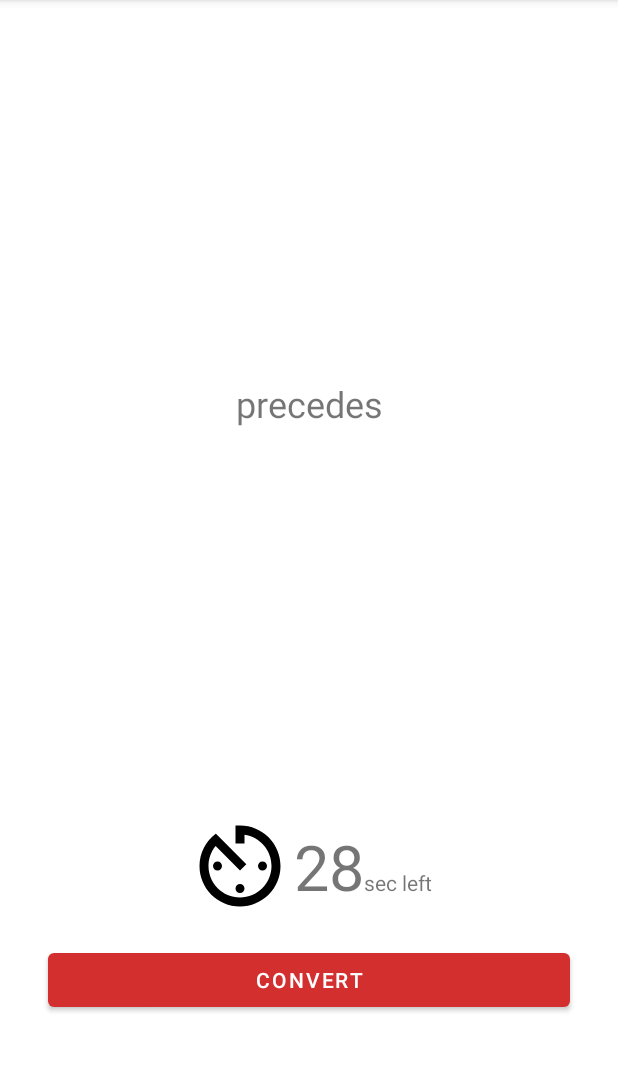
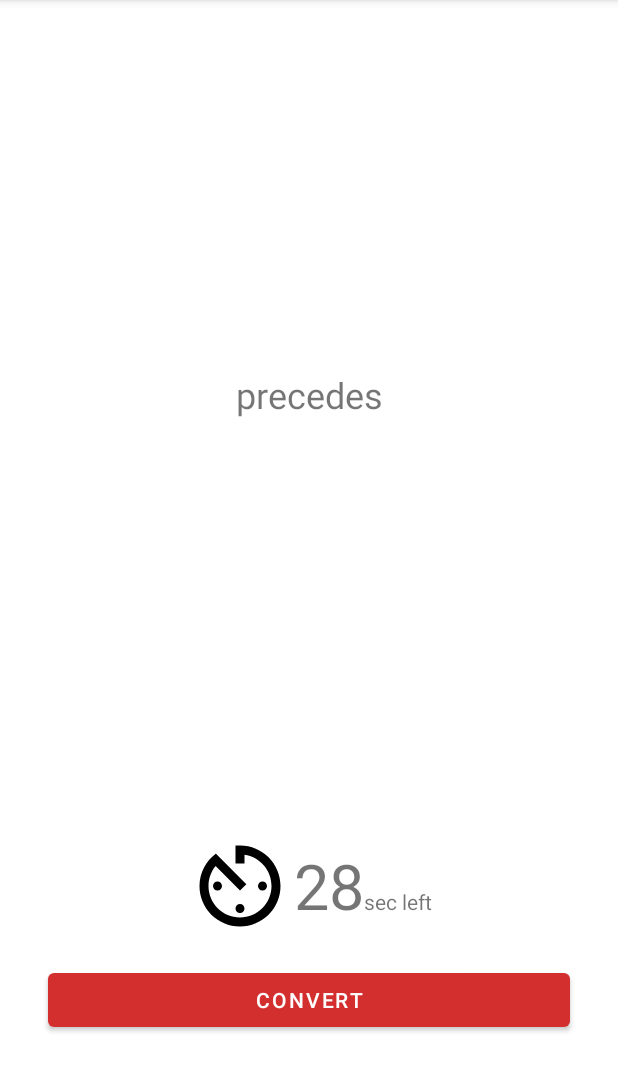
Before and after one commit to malikshairali/currency-converter, an Android app: the fragment ConvertFragment placed in its activity, on a phone screen of 412 x 824 dp, the part 84-1176 px from its top. Run offline under Robolectric (Android 15) with nearby library versions, the phone set to English and light mode, and no system bars; 3 statements that could not run were skipped.

Commit message:
Added some missing use-cases (enhancements).

```diff
--- a/app/src/main/java/com/example/currencyconverter/ui/dialog/ApprovalDialog.kt
+++ b/app/src/main/java/com/example/currencyconverter/ui/dialog/ApprovalDialog.kt
@@ -37,6 +37,11 @@ class ApprovalDialog : DialogFragment() {
             findNavController().navigate(action)
         }
 
+        val btnCancel = view.findViewById<Button>(R.id.btn_cancel)
+        btnCancel.setOnClickListener {
+            dismiss()
+        }
+
         val tvApprovalMessage = view.findViewById<TextView>(R.id.tv_approval_message)
         tvApprovalMessage.text =
             getString(R.string.approval_message, args.targetValue, args.currentValue)
--- a/app/src/main/java/com/example/currencyconverter/ui/dialog/CurrencyPickerDialog.kt
+++ b/app/src/main/java/com/example/currencyconverter/ui/dialog/CurrencyPickerDialog.kt
@@ -42,6 +42,7 @@ class CurrencyPickerDialog : BottomSheetDialogFragment() {
     private fun initListeners() {
         currencyPickerAdapter.setOnItemClickListener { currency ->
             onCurrencyChangeListener?.invoke(currency)
+            dismiss()
         }
     }
 
--- a/app/src/main/java/com/example/currencyconverter/ui/main/ConvertFragment.kt
+++ b/app/src/main/java/com/example/currencyconverter/ui/main/ConvertFragment.kt
@@ -15,6 +15,7 @@ import com.example.currencyconverter.util.Constants
 
 class ConvertFragment : Fragment() {
     private val args: ConvertFragmentArgs by navArgs()
+    private var countDownTimer: CountDownTimer? = null
 
     override fun onCreateView(
         inflater: LayoutInflater, container: ViewGroup?, savedInstanceState: Bundle?
@@ -50,7 +51,7 @@ class ConvertFragment : Fragment() {
 
     private fun initCountDownTimer() {
         val tvTimeLeft = view?.findViewById<TextView>(R.id.tv_time_left)
-        object : CountDownTimer(Constants.COUNT_DOWN_TIMER, Constants.COUNT_DOWN_INTERVAL) {
+        countDownTimer = object : CountDownTimer(Constants.COUNT_DOWN_TIMER, Constants.COUNT_DOWN_INTERVAL) {
 
             override fun onTick(millisUntilFinished: Long) {
                 tvTimeLeft?.text = (millisUntilFinished / 1000).toString()
@@ -62,6 +63,11 @@ class ConvertFragment : Fragment() {
         }.start()
     }
 
+    override fun onDetach() {
+        countDownTimer?.cancel()
+        super.onDetach()
+    }
+
     private fun startOver() {
         findNavController().popBackStack(R.id.mainFragment, false)
     }
--- a/app/src/main/res/layout/fragment_convert.xml
+++ b/app/src/main/res/layout/fragment_convert.xml
@@ -5,7 +5,6 @@
     android:id="@+id/main"
     android:layout_width="match_parent"
     android:layout_height="match_parent"
-    android:padding="@dimen/size_16"
     tools:context=".ui.main.MainFragment">
 
     <TextView
@@ -83,7 +82,8 @@
         android:layout_width="match_parent"
         android:layout_height="wrap_content"
         android:layout_gravity="bottom"
-        android:layout_margin="@dimen/size_16"
+        android:layout_marginVertical="@dimen/size_16"
+        android:layout_marginHorizontal="@dimen/size_32"
         android:text="@string/convert"
         app:layout_constraintBottom_toBottomOf="parent"
         app:layout_constraintTop_toBottomOf="@id/iv_timer" />
--- a/app/src/main/res/values/strings.xml
+++ b/app/src/main/res/values/strings.xml
@@ -20,7 +20,6 @@
     <string name="_0_0">0.0</string>
     <string name="calculate">Calculate</string>
     <string name="currency_value">%1$s %2$s</string>
-    <string name="error">Please enter a valid value</string>
 
     <!-- Approval Dialog -->
     <string name="approval_message">You are about to get %1$s for %2$s. Do you approve this transaction?</string>
@@ -31,6 +30,10 @@
     <string name="your_conversion_rate_was">Your conversion rate was:</string>
     <string name="conversion_rate">1 / %1$s</string>
 
+    <!-- Errors -->
+    <string name="error_invalid_value">Please enter a valid value</string>
+    <string name="error_same_currencies_selected">You necessarily do not need a app for this conversion ;)</string>
+
     <string-array name="currencies">
         <item>USD</item>
         <item>GBP</item>
```
Also changed, not shown: app/src/main/java/com/example/currencyconverter/ui/main/MainFragment.kt (+16 -2 lines).
